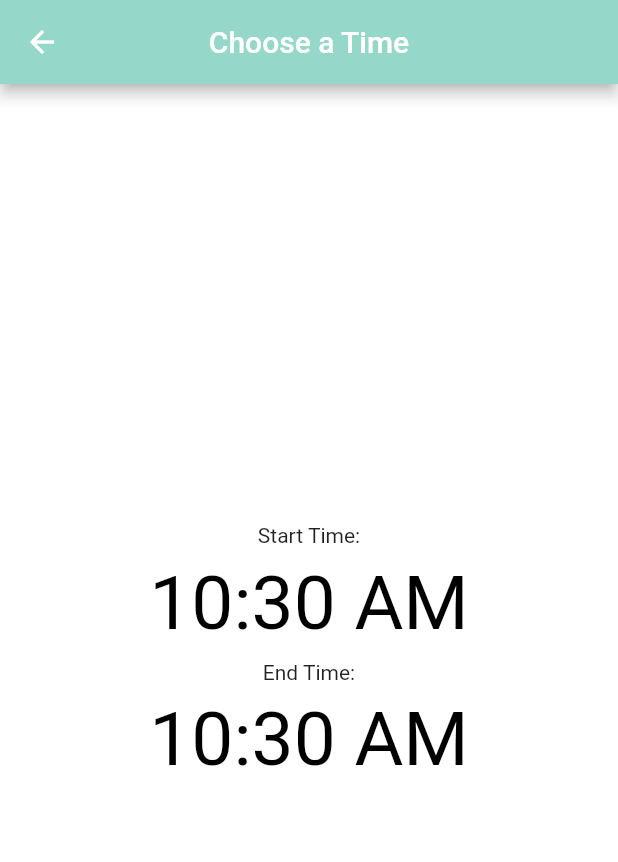
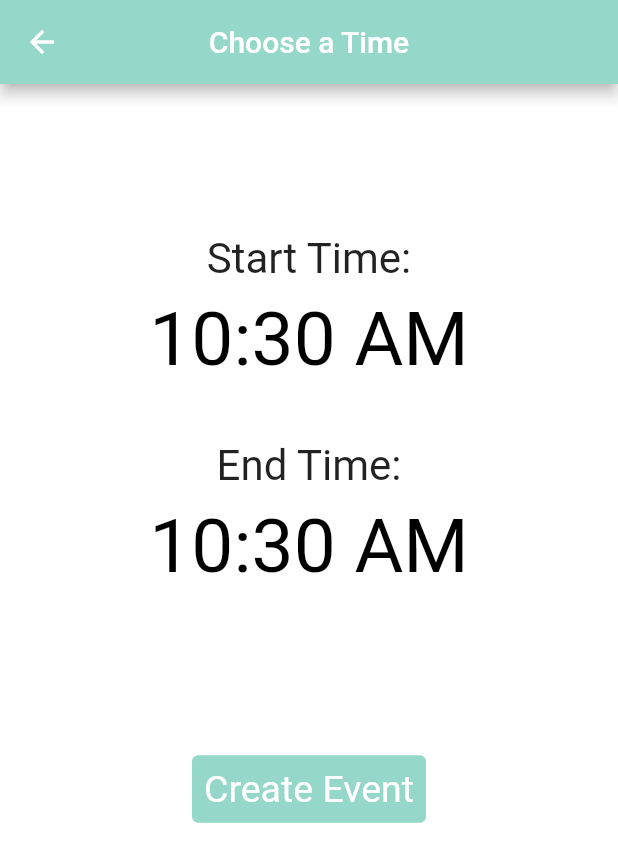
Before and after one commit to MartinDampier/Sound_Trek, a Flutter app: the BuildTimeEvent screen opened directly, on a phone screen of 412 x 824 dp. Shown: the top 862 px of the screen. Run offline on Flutter 3.47's test engine with Material 2 defaults, Android fonts, the light colour scheme and no system bars; our stand-ins replace flutter_slidable, flutter_speed_dial, google_maps_flutter, just_audio, location.

Commit message:
date, time, and weather event creation UI progress

```diff
--- a/lib/screens/event_builders/time_event_builder.dart
+++ b/lib/screens/event_builders/time_event_builder.dart
@@ -7,7 +7,6 @@ class BuildTimeEvent extends StatelessWidget {
 
   @override
   Widget build(BuildContext context) {
-
     TimeOfDay startTime = TimeOfDay.now();
     TimeOfDay endTime = TimeOfDay.now();
     // TimeOfDay setTime = await showTimePicker(context: context, currentTime: currentTime);
@@ -15,54 +14,76 @@ class BuildTimeEvent extends StatelessWidget {
     return Scaffold(
       key: _scaffoldKey,
       backgroundColor: Colors.white,
-
       appBar: AppBar(
         backgroundColor: const Color.fromARGB(255, 149, 215, 201),
         title: const Text("Choose a Time"),
         centerTitle: true,
         elevation: 4,
       ),
-
       body: Center(
-        child: Column(
-          mainAxisSize: MainAxisSize.min,
-          mainAxisAlignment: MainAxisAlignment.center,
-          children: <Widget>[
-            Text('Start Time:'),
-            TextButton(
-              style: TextButton.styleFrom(
-                textStyle: const TextStyle(
-                    fontSize: 50
+        child: Padding(
+          padding: const EdgeInsets.fromLTRB(0.0, 100.0, 0.0, 0.0),
+          child: Column(
+            mainAxisSize: MainAxisSize.max,
+            mainAxisAlignment: MainAxisAlignment.start,
+            children: <Widget>[
+              Text(
+                'Start Time:',
+                textScaleFactor: 2,
+              ),
+              Padding(
+                padding: const EdgeInsets.fromLTRB(0.0, 0.0, 0.0, 30.0),
+                child: TextButton(
+                  style: TextButton.styleFrom(
+                    textStyle: const TextStyle(fontSize: 50),
+                    primary: Colors.black,
+                  ),
+                  onPressed: () {
+                    startTime = chooseTime(startTime, context);
+                  },
+                  child: Text('${displayTime(startTime)}'),
                 ),
-                primary: Colors.black,
               ),
-              onPressed: () {startTime = chooseTime(startTime, context);},
-              child: Text('${displayTime(startTime)}'),
-            ),
-            Text('End Time:'),
-            TextButton(
-              style: TextButton.styleFrom(
-                textStyle: const TextStyle(
-                    fontSize: 50
+              Text(
+                'End Time:',
+                textScaleFactor: 2,
+              ),
+              Padding(
+                padding: const EdgeInsets.fromLTRB(0.0, 0.0, 0.0, 100.0),
+                child: TextButton(
+                  style: TextButton.styleFrom(
+                    textStyle: const TextStyle(fontSize: 50),
+                    primary: Colors.black,
+                  ),
+                  onPressed: () {
+                    endTime = chooseTime(endTime, context);
+                  },
+                  child: Text('${displayTime(endTime)}'),
                 ),
-                primary: Colors.black,
               ),
-              onPressed: () {endTime = chooseTime(endTime, context);},
-              child: Text('${displayTime(endTime)}'),
-            ),
-          ],
+              TextButton(
+                style: TextButton.styleFrom(
+                  textStyle: const TextStyle(fontSize: 25),
+                  primary: Colors.white,
+                  backgroundColor: const Color.fromARGB(255, 149, 215, 201),
+                ),
+                onPressed: () {
+                  createTimeEvent();
+                },
+                child: Text('Create Event'),
+              ),
+            ],
+          ),
         ),
-
       ),
-
-
-
     );
   }
 
   TimeOfDay chooseTime(TimeOfDay time, BuildContext context) {
     return TimeOfDay.now();
   }
+
+  void createTimeEvent() {}
 
   String displayTime(TimeOfDay time) {
     String period;
```
Also changed, not shown: lib/screens/event_builders/date_event_builder.dart (+13 -3 lines), lib/screens/event_builders/weather_event_builder.dart (+13 -3 lines).
